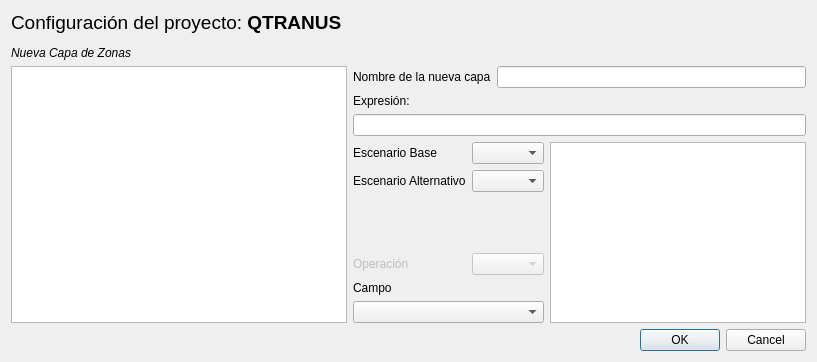
Old version of the form zonelayer.ui in the repository TomasdelaBarra/QTRANUS.
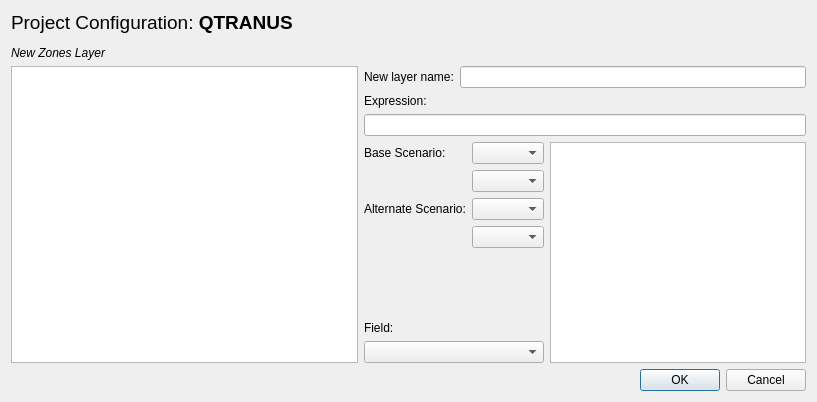
New version of the form.

Commit message:
Expression between two scenarios
This adds the functionality to execute expressions between two
scenarios, besides the actual one with just one scenario.
Icon plugin was changed.

Patch:
```diff
--- a/zonelayer.ui
+++ b/zonelayer.ui
@@ -7,7 +7,7 @@
     <x>0</x>
     <y>0</y>
     <width>817</width>
-    <height>362</height>
+    <height>402</height>
    </rect>
   </property>
   <property name="windowTitle">
@@ -17,7 +17,7 @@
    <item row="0" column="0">
     <widget class="QLabel" name="label_7">
      <property name="text">
-      <string>&lt;html&gt;&lt;head/&gt;&lt;body&gt;&lt;p&gt;&lt;span style=&quot; font-size:14pt;&quot;&gt;Configuración del proyecto: &lt;/span&gt;&lt;span style=&quot; font-size:14pt; font-weight:600;&quot;&gt;QTRANUS&lt;/span&gt;&lt;/p&gt;&lt;p&gt;&lt;span style=&quot; font-style:italic;&quot;&gt;Nueva Capa de Zonas&lt;/span&gt;&lt;/p&gt;&lt;/body&gt;&lt;/html&gt;</string>
+      <string>&lt;html&gt;&lt;head/&gt;&lt;body&gt;&lt;p&gt;&lt;span style=&quot; font-size:14pt;&quot;&gt;Project Configuration: &lt;/span&gt;&lt;span style=&quot; font-size:14pt; font-weight:600;&quot;&gt;QTRANUS&lt;/span&gt;&lt;/p&gt;&lt;p&gt;&lt;span style=&quot; font-style:italic;&quot;&gt;New Zones Layer&lt;/span&gt;&lt;/p&gt;&lt;/body&gt;&lt;/html&gt;</string>
      </property>
     </widget>
    </item>
@@ -36,7 +36,7 @@
          <item row="0" column="0">
           <widget class="QLabel" name="label_5">
            <property name="text">
-            <string>Nombre de la nueva capa</string>
+            <string>New layer name:</string>
            </property>
           </widget>
          </item>
@@ -48,7 +48,7 @@
        <item>
         <widget class="QLabel" name="label_4">
          <property name="text">
-          <string>Expresión:</string>
+          <string>Expression:</string>
          </property>
         </widget>
        </item>
@@ -65,31 +65,41 @@
            <item row="1" column="0">
             <widget class="QLabel" name="label">
              <property name="text">
-              <string>Escenario Base</string>
+              <string>Base Scenario:</string>
              </property>
             </widget>
            </item>
            <item row="1" column="1">
             <widget class="QComboBox" name="base_scenario"/>
            </item>
-           <item row="2" column="0">
-            <widget class="QLabel" name="label_2">
-             <property name="visible">
-              <bool>false</bool>
-             </property>
-             <property name="text">
-              <string>Escenario Alternativo</string>
-             </property>
-            </widget>
-           </item>
            <item row="2" column="1">
+            <widget class="QComboBox" name="cb_operator">
+             <property name="enabled">
+              <bool>true</bool>
+             </property>
+             <property name="visible">
+              <bool>true</bool>
+             </property>
+            </widget>
+           </item>
+           <item row="3" column="0">
+            <widget class="QLabel" name="label_8">
+             <property name="text">
+              <string>Alternate Scenario:</string>
+             </property>
+            </widget>
+           </item>
+           <item row="3" column="1">
+            <widget class="QComboBox" name="cb_alternate_scenario"/>
+           </item>
+           <item row="4" column="1">
             <widget class="QComboBox" name="alt_scenario">
              <property name="visible">
               <bool>false</bool>
              </property>
             </widget>
            </item>
-           <item row="3" column="0" colspan="2">
+           <item row="5" column="0" colspan="2">
             <spacer name="verticalSpacer">
              <property name="orientation">
               <enum>Qt::Vertical</enum>
@@ -102,37 +112,14 @@
              </property>
             </spacer>
            </item>
-           <item row="4" column="0">
-            <widget class="QLabel" name="label_3">
-             <property name="enabled">
-              <bool>false</bool>
-             </property>
-             <property name="visible">
-              <bool>false</bool>
-             </property>
-             <property name="text">
-              <string>Operación</string>
-             </property>
-            </widget>
-           </item>
-           <item row="4" column="1">
-            <widget class="QComboBox" name="operation">
-             <property name="enabled">
-              <bool>false</bool>
-             </property>
-             <property name="visible">
-              <bool>false</bool>
-             </property>
-            </widget>
-           </item>
-           <item row="5" column="0">
+           <item row="6" column="0">
             <widget class="QLabel" name="label_6">
              <property name="text">
-              <string>Campo</string>
+              <string>Field:</string>
              </property>
             </widget>
            </item>
-           <item row="6" column="0" colspan="2">
+           <item row="7" column="0" colspan="2">
             <widget class="QComboBox" name="comboField"/>
            </item>
           </layout>
```
Left out of the diff: 17 changed lines with no effect on the pictures. The commit also changes 29 other files.
